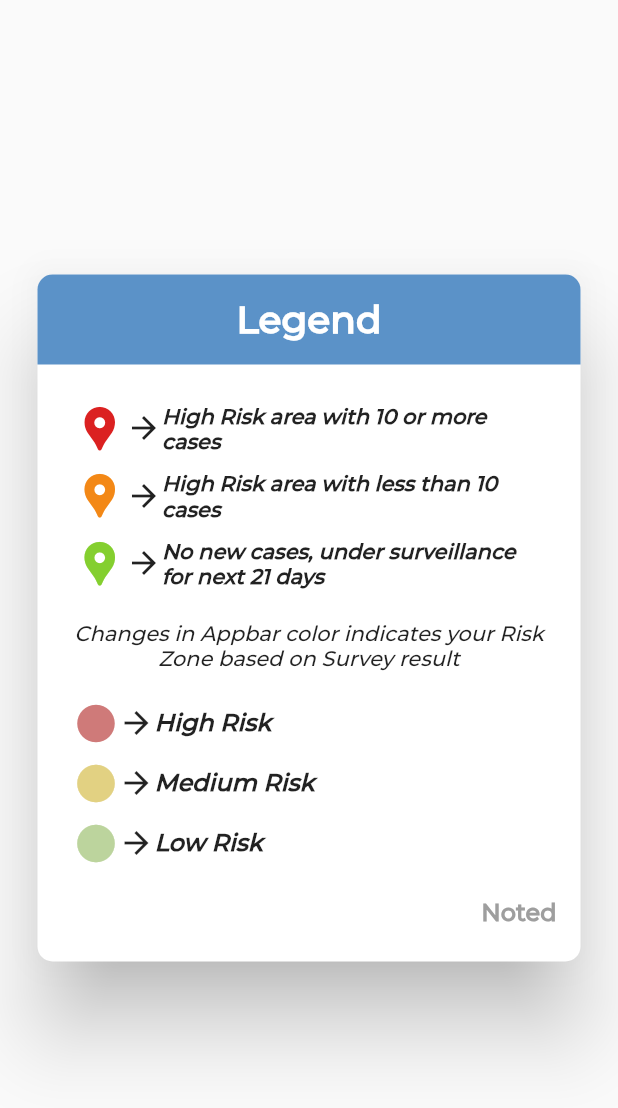
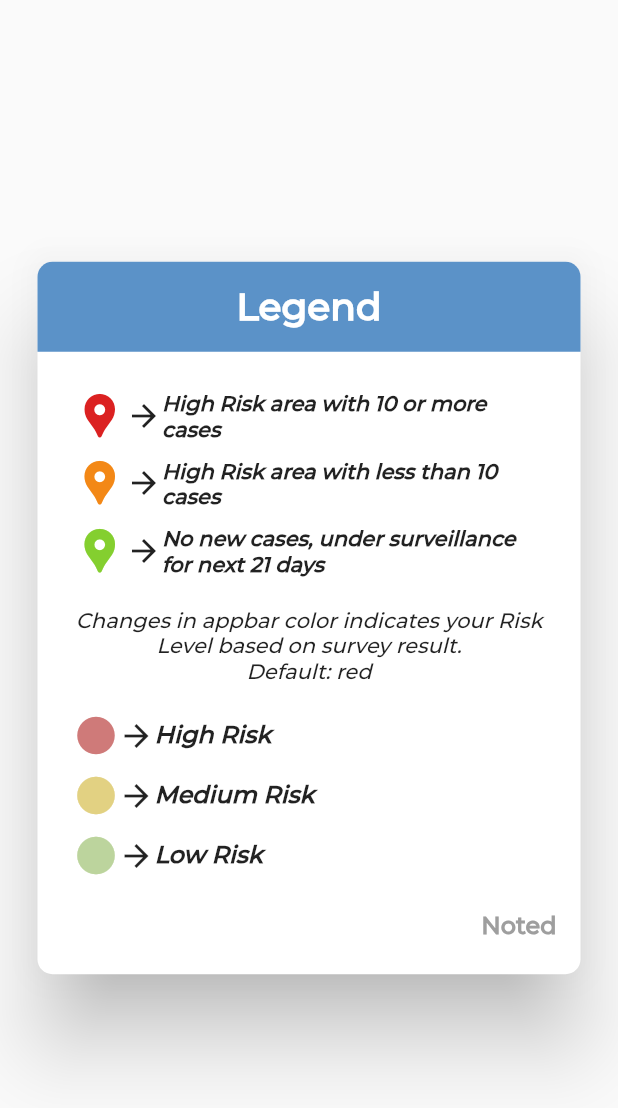
Before and after one commit to kangxinwang/denguego, a Flutter app: the LegendScreen widget shown alone on an empty page, opened directly, on a phone screen of 412 x 824 dp. Shown: the top 1108 px of the screen. Run offline on Flutter 3.47's test engine with Material 2 defaults, Android fonts, the phone set to English and light mode, and no system bars; our stand-ins replace chewie, cloud_firestore, email_validator, firebase_auth, firebase_core, flushbar and 8 more; missing offline and left inert: custom_searchable_dropdown, email_auth, web_scraper; accounts and stored records are empty.

Commit message:
made some minor changes

```diff
--- a/lib/boundary/LegendScreen.dart
+++ b/lib/boundary/LegendScreen.dart
@@ -117,13 +117,17 @@ class LegendScreen extends StatelessWidget {
               SizedBox(
                 height: 20,
               ),
-              Text(
-                'Changes in Appbar color indicates your Risk Zone based on Survey result',
-                style: TextStyle(
-                    fontStyle: FontStyle.italic,
-                    fontFamily: 'Montserrat',
-                    fontSize: 14),
-                textAlign: TextAlign.center,
+              Center(
+                child: Text(
+                  'Changes in appbar color indicates your Risk Level based on survey result.'
+                  '\n'
+                  'Default: red',
+                  style: TextStyle(
+                      fontStyle: FontStyle.italic,
+                      fontFamily: 'Montserrat',
+                      fontSize: 14),
+                  textAlign: TextAlign.center,
+                ),
               ),
               SizedBox(
                 height: 20,
--- a/lib/widgets/InfoVideoController.dart
+++ b/lib/widgets/InfoVideoController.dart
@@ -37,7 +37,6 @@ class _InfoVideoControllerState extends State<InfoVideoController> {
       aspectRatio: 16 / 9,
       // Prepare the video to be played and display the first frame
       autoInitialize: true,
-      autoPlay: true,
       showControls: true,
       looping: widget.looping,
       // Errors can occur for example when trying to play a video
```
Also changed, not shown: lib/boundary/ResultScreen.dart (+6 -8 lines), images/thank-you.png (added).
